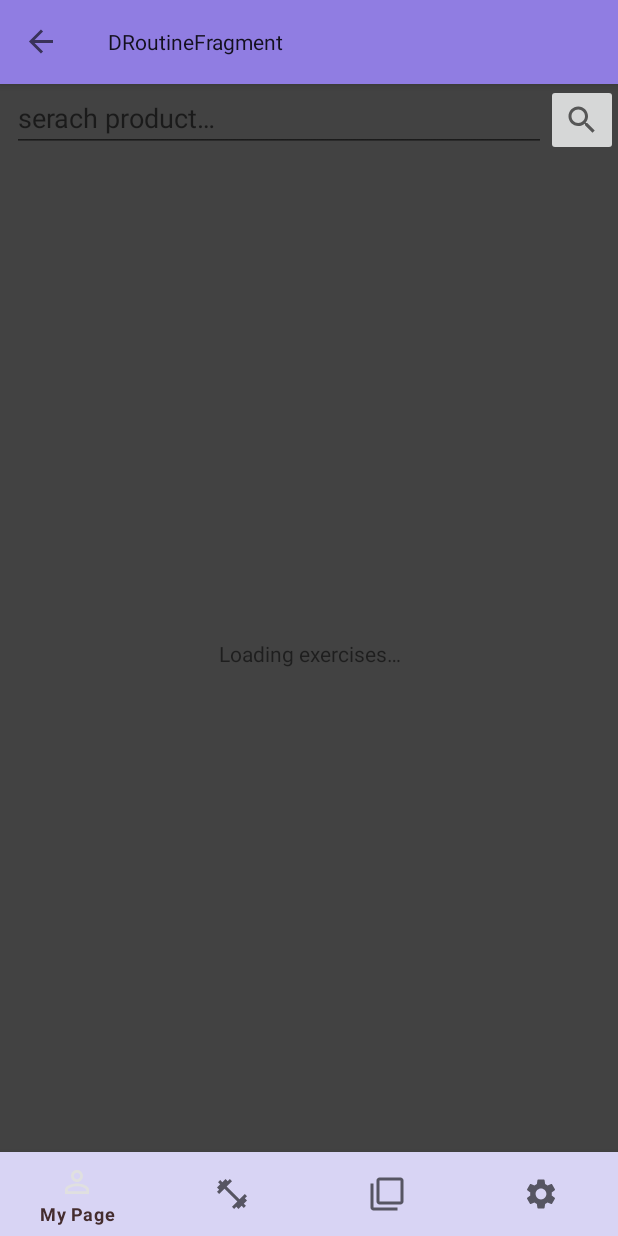
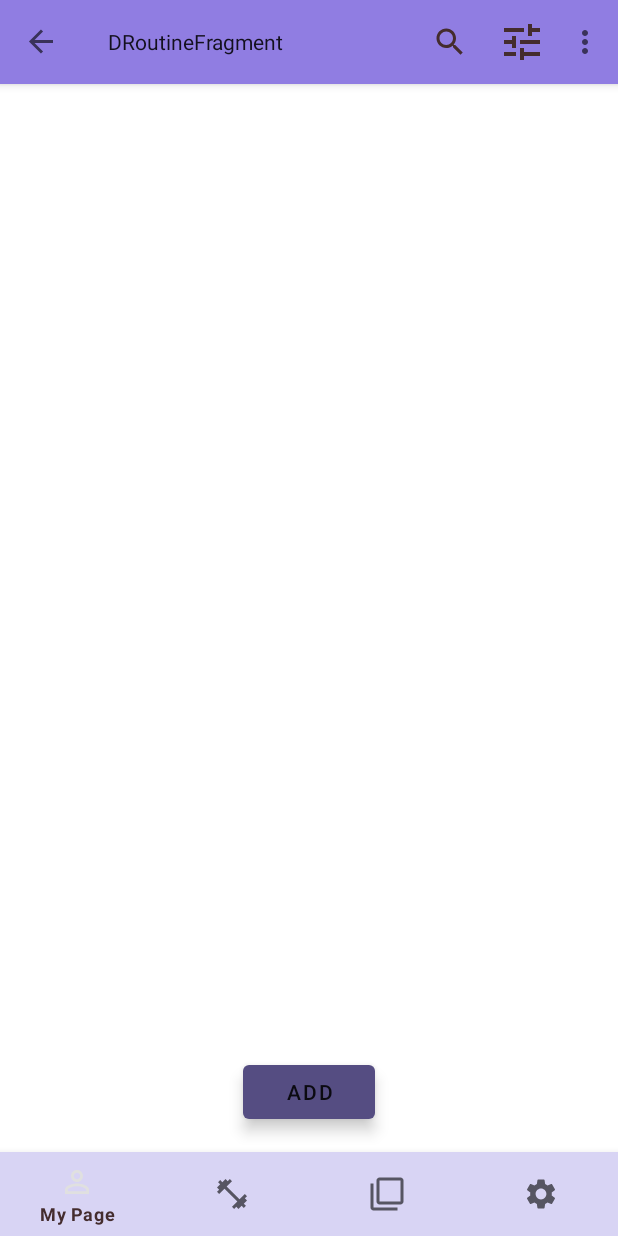
Before and after one commit to asimuleo/android_Pieooreum, an Android app: the DRoutineFragment screen opened through its navigation route, on a phone screen of 412 x 824 dp. Run offline under Robolectric (Android 15) with nearby library versions, the phone set to English and light mode, and no system bars; our stand-ins replace navigation-ui.

Commit message:
2020-11-21 00:21 : 오늘 마무리

```diff
--- a/app/src/main/java/com/smu/team_andeu/MainActivity.java
+++ b/app/src/main/java/com/smu/team_andeu/MainActivity.java
@@ -76,7 +76,7 @@ public class MainActivity extends AppCompatActivity {
                 || super.onOptionsItemSelected(item);
     }
 
-    public void show(Exer exer) {
+    public void showExer(Exer exer) {
         Bundle bundle = DExerFragment.getBundleWithId(exer.getExerId());
         navController.navigate(R.id.action_DRoutineFragment_to_DExerFragment, bundle);
     }
--- a/app/src/main/java/com/smu/team_andeu/nav/DRoutineFragment.java
+++ b/app/src/main/java/com/smu/team_andeu/nav/DRoutineFragment.java
@@ -1,88 +1,43 @@
 package com.smu.team_andeu.nav;
 
 import android.os.Bundle;
-import android.text.Editable;
 import android.view.LayoutInflater;
+import android.view.Menu;
+import android.view.MenuInflater;
 import android.view.View;
 import android.view.ViewGroup;
+import android.widget.Button;
 
 import androidx.annotation.NonNull;
 import androidx.annotation.Nullable;
-import androidx.databinding.DataBindingUtil;
 import androidx.fragment.app.Fragment;
-import androidx.lifecycle.Lifecycle;
-import androidx.lifecycle.LiveData;
-import androidx.lifecycle.ViewModelProvider;
+import androidx.navigation.Navigation;
 
-import com.smu.team_andeu.MainActivity;
 import com.smu.team_andeu.R;
-import com.smu.team_andeu.adapters.ExerListAdapter;
-import com.smu.team_andeu.callback.ExerClickCallback;
-
-import com.smu.team_andeu.data.Exercise;
-import com.smu.team_andeu.databinding.DRoutineFragmentBinding;
-import com.smu.team_andeu.viewmodels.ExerListViewModel;
-
-import java.util.List;
 
 public class DRoutineFragment extends Fragment {
-    public static final String TAG = "ExerListFragment";
-
-    private ExerListAdapter mExerListAdapter;
-
-    DRoutineFragmentBinding mBinding;
-
-    // 콜백 생성
-    private final ExerClickCallback mExerClickCallback = exer -> {
-        if (getLifecycle().getCurrentState().isAtLeast(Lifecycle.State.STARTED)) {
-            ((MainActivity) requireActivity()).show(exer);
-        }
-    };
-
     @Nullable
     @Override
     public View onCreateView(@NonNull LayoutInflater inflater, @Nullable ViewGroup container, @Nullable Bundle savedInstanceState) {
-        mBinding =  DataBindingUtil.inflate(inflater, R.layout.d_routine_fragment, container, false);
-
-        // 프래그먼트 생성과 함께 어댑터 생성
-        mExerListAdapter = new ExerListAdapter(mExerClickCallback);
-        mBinding.exersList.setAdapter(mExerListAdapter);
-
-        return mBinding.getRoot();
+        setHasOptionsMenu(true);
+        View view = inflater.inflate(R.layout.d_routine_fragment, container, false);
+        Button addButton = view.findViewById(R.id.add_exer_button);
+        addButton.setOnClickListener(Navigation.createNavigateOnClickListener(R.id.action_detail_routine_dest_to_add_exer_dest));
+        return view;
     }
 
     @Override
     public void onViewCreated(@NonNull View view, @Nullable Bundle savedInstanceState) {
         super.onViewCreated(view, savedInstanceState);
-        final ExerListViewModel viewModel =
-                new ViewModelProvider(this).get(ExerListViewModel.class);
-        mBinding.exerSearchButton.setOnClickListener(v -> {
-            Editable query = mBinding.exerSearchBox.getText();
-            viewModel.setQuery(query);
-        });
-        subscribeUi(viewModel.getmExers());
     }
 
-    private void subscribeUi(LiveData<List<Exercise>> liveData) {
-        // Update the list when the data changes
-        liveData.observe(getViewLifecycleOwner(), myExers -> {
-            if (myExers != null) {
-                mBinding.setIsLoading(false);
-                mExerListAdapter.setExerList(myExers);
-            } else {
-                mBinding.setIsLoading(true);
-            }
-            // espresso does not know how to wait for data binding's loop so we execute changes
-            // sync.
-            mBinding.executePendingBindings();
-        });
+    @Override
+    public void onCreateOptionsMenu(@NonNull Menu menu, @NonNull MenuInflater inflater) {
+        inflater.inflate(R.menu.main_menu, menu);
     }
 
     @Override
     public void onDestroyView() {
-        mBinding = null;
-        mExerListAdapter = null;
         super.onDestroyView();
     }
-
 }
--- a/app/src/main/java/com/smu/team_andeu/nav/RoutineFragment.java
+++ b/app/src/main/java/com/smu/team_andeu/nav/RoutineFragment.java
@@ -12,8 +12,14 @@ import androidx.annotation.Nullable;
 import androidx.fragment.app.Fragment;
 
 import com.smu.team_andeu.R;
+import com.smu.team_andeu.databinding.RoutineFragmentBinding;
 
 public class RoutineFragment extends Fragment {
+
+    private
+
+    RoutineFragmentBinding mBinding;
+
     @Nullable
     @Override
     public View onCreateView(@NonNull LayoutInflater inflater, @Nullable ViewGroup container, @Nullable Bundle savedInstanceState) {
--- a/app/src/main/res/layout/d_routine_fragment.xml
+++ b/app/src/main/res/layout/d_routine_fragment.xml
@@ -1,59 +1,18 @@
 <?xml version="1.0" encoding="utf-8"?>
-<layout xmlns:android="http://schemas.android.com/apk/res/android"
-    xmlns:app="http://schemas.android.com/apk/res-auto">
+<androidx.constraintlayout.widget.ConstraintLayout
+    xmlns:android="http://schemas.android.com/apk/res/android"
+    xmlns:app="http://schemas.android.com/apk/res-auto"
+    android:layout_width="match_parent"
+    android:layout_height="match_parent">
 
-    <data>
-
-        <variable
-            name="isLoading"
-            type="boolean" />
-    </data>
-
-    <LinearLayout
-        android:layout_width="match_parent"
-        android:layout_height="match_parent"
-        android:background="@color/cardview_dark_background"
-        android:orientation="vertical">
-
-        <LinearLayout
-            android:layout_width="match_parent"
-            android:layout_height="wrap_content"
-            android:layout_marginStart="@dimen/item_horizontal_margin"
-            android:layout_marginLeft="@dimen/item_horizontal_margin"
-            android:orientation="horizontal">
-
-            <androidx.appcompat.widget.AppCompatEditText
-                android:id="@+id/exer_search_box"
-                android:layout_width="0dp"
-                android:layout_height="wrap_content"
-                android:layout_weight="1"
-                android:hint="@string/serach_product" />
-
-            <ImageButton
-                android:id="@+id/exer_search_button"
-                android:layout_width="48dp"
-                android:layout_height="48dp"
-                android:contentDescription="@string/serach_product"
-                app:srcCompat="@drawable/ic_search_24" />
-        </LinearLayout>
-
-        <TextView
-            android:id="@+id/loading"
-            android:layout_width="match_parent"
-            android:layout_height="match_parent"
-            android:gravity="center_vertical|center_horizontal"
-            android:text="@string/loading_exer"
-            android:textAlignment="center"
-            app:visibleGone="@{isLoading}" />
-
-        <androidx.recyclerview.widget.RecyclerView
-            android:id="@+id/exers_list"
-            android:layout_width="match_parent"
-            android:layout_height="match_parent"
-            android:contentDescription="@string/exers_list"
-            app:layoutManager="androidx.recyclerview.widget.LinearLayoutManager"
-            app:visibleGone="@{!isLoading}" />
-    </LinearLayout>
-
-
-</layout>
+    <Button
+        android:id="@+id/add_exer_button"
+        android:layout_width="wrap_content"
+        android:layout_height="wrap_content"
+        android:layout_marginBottom="16dp"
+        android:text="Add"
+        style="@style/Widget.Phome.Button"
+        app:layout_constraintBottom_toBottomOf="parent"
+        app:layout_constraintEnd_toEndOf="parent"
+        app:layout_constraintStart_toStartOf="parent" />
+</androidx.constraintlayout.widget.ConstraintLayout>
--- a/app/src/main/res/layout/routine_fragment.xml
+++ b/app/src/main/res/layout/routine_fragment.xml
@@ -31,5 +31,6 @@
             android:layout_height="match_parent"
             app:layoutManager="androidx.recyclerview.widget.LinearLayoutManager"
             app:visibleGone="@{!isLoading}"/>
+
     </LinearLayout>
 </layout>
--- a/app/src/main/res/navigation/app_navigation.xml
+++ b/app/src/main/res/navigation/app_navigation.xml
@@ -9,32 +9,32 @@
         android:id="@+id/home_dest"
         android:name="com.smu.team_andeu.nav.HomeFragment"
         android:label="HomeFragment"
-        tools:layout="@layout/home_fragment"/>
+        tools:layout="@layout/home_fragment" />
     <fragment
         android:id="@+id/myPage_dest"
         android:name="com.smu.team_andeu.nav.MyPageFragment"
         android:label="MyPageFragment"
-        tools:layout="@layout/mypage_fragment"/>
+        tools:layout="@layout/mypage_fragment" />
     <fragment
         android:id="@+id/routine_dest"
         android:name="com.smu.team_andeu.nav.RoutineFragment"
         android:label="RoutineFragment"
-        tools:layout="@layout/routine_fragment"/>
+        tools:layout="@layout/routine_fragment" />
     <fragment
         android:id="@+id/training_dest"
         android:name="com.smu.team_andeu.nav.TrainingFragment"
         android:label="TrainingFragment"
-        tools:layout="@layout/training_fragment"/>
+        tools:layout="@layout/training_fragment" />
     <fragment
         android:id="@+id/setting_dest"
         android:name="com.smu.team_andeu.nav.SettingFragment"
         android:label="SettingFragment"
-        tools:layout="@layout/setting_fragment"/>
+        tools:layout="@layout/setting_fragment" />
     <fragment
-        android:id="@+id/detail_routine_dest"
-        android:name="com.smu.team_andeu.nav.DRoutineFragment"
+        android:id="@+id/add_exer_dest"
+        android:name="com.smu.team_andeu.nav.AddExerFragment"
         android:label="DRoutineFragment"
-        tools:layout="@layout/d_routine_fragment">
+        tools:layout="@layout/add_exer_fragment">
         <action
             android:id="@+id/action_DRoutineFragment_to_DExerFragment"
             app:destination="@id/detail_exer_dest" />
@@ -43,5 +43,17 @@
         android:id="@+id/detail_exer_dest"
         android:name="com.smu.team_andeu.nav.DExerFragment"
         android:label="DExerFragment"
-        tools:layout="@layout/d_exer_fragment"/>
+        tools:layout="@layout/d_exer_fragment" />
+    <fragment
+        android:id="@+id/detail_routine_dest"
+        android:name="com.smu.team_andeu.nav.DRoutineFragment"
+        android:label="DRoutineFragment"
+        tools:layout="@layout/d_routine_fragment">
+        <action
+            android:id="@+id/action_detail_routine_dest_to_add_exer_dest"
+            app:destination="@id/add_exer_dest" />
+        <action
+            android:id="@+id/action_detail_routine_dest_to_detail_exer_dest"
+            app:destination="@id/detail_exer_dest" />
+    </fragment>
 </navigation>
```
Also changed, not shown: app/src/main/java/com/smu/team_andeu/nav/AddExerFragment.java (added, +88 -0 lines), app/src/main/res/layout/add_exer_fragment.xml (added, +59 -0 lines).
